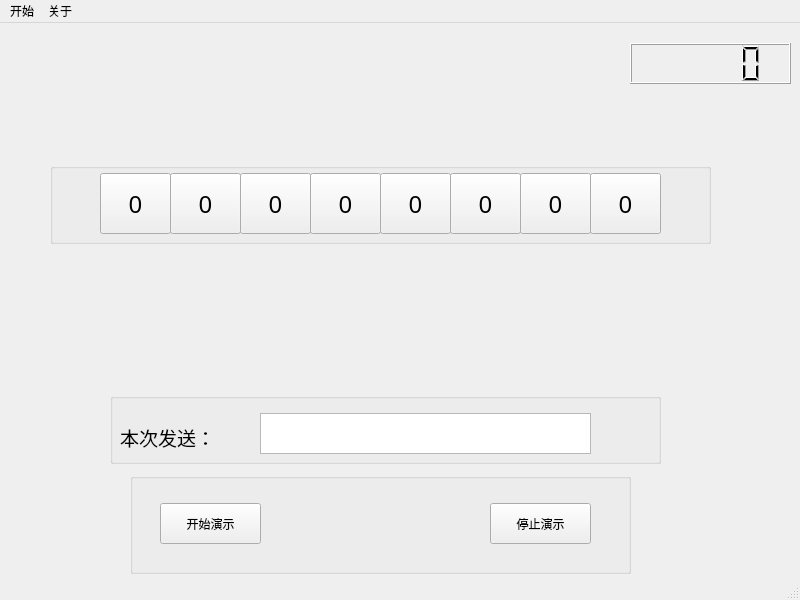
Above: showbitmap.ui from sys2001/BitMap before the change. Below: the same form after it.
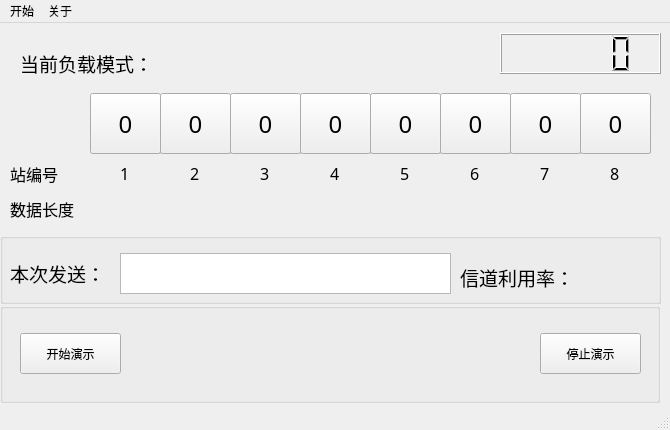
That is the form after the change.

Patch:
```diff
--- a/showbitmap.ui
+++ b/showbitmap.ui
@@ -6,8 +6,8 @@
    <rect>
     <x>0</x>
     <y>0</y>
-    <width>800</width>
-    <height>600</height>
+    <width>670</width>
+    <height>430</height>
    </rect>
   </property>
   <property name="windowTitle">
@@ -17,10 +17,10 @@
    <widget class="QGroupBox" name="StationArray">
     <property name="geometry">
      <rect>
-      <x>50</x>
-      <y>140</y>
-      <width>661</width>
-      <height>81</height>
+      <x>90</x>
+      <y>70</y>
+      <width>561</width>
+      <height>61</height>
      </rect>
     </property>
     <property name="font">
@@ -35,8 +35,8 @@
     <widget class="QPushButton" name="station4">
      <property name="geometry">
       <rect>
-       <x>260</x>
-       <y>10</y>
+       <x>210</x>
+       <y>0</y>
        <width>71</width>
        <height>61</height>
       </rect>
@@ -48,8 +48,8 @@
     <widget class="QPushButton" name="station6">
      <property name="geometry">
       <rect>
-       <x>400</x>
-       <y>10</y>
+       <x>350</x>
+       <y>0</y>
        <width>71</width>
        <height>61</height>
       </rect>
@@ -61,8 +61,8 @@
     <widget class="QPushButton" name="station7">
      <property name="geometry">
       <rect>
-       <x>470</x>
-       <y>10</y>
+       <x>420</x>
+       <y>0</y>
        <width>71</width>
        <height>61</height>
       </rect>
@@ -74,8 +74,8 @@
     <widget class="QPushButton" name="station1">
      <property name="geometry">
       <rect>
-       <x>50</x>
-       <y>10</y>
+       <x>0</x>
+       <y>0</y>
        <width>71</width>
        <height>61</height>
       </rect>
@@ -87,8 +87,8 @@
     <widget class="QPushButton" name="station3">
      <property name="geometry">
       <rect>
-       <x>190</x>
-       <y>10</y>
+       <x>140</x>
+       <y>0</y>
        <width>71</width>
        <height>61</height>
       </rect>
@@ -100,8 +100,8 @@
     <widget class="QPushButton" name="station8">
      <property name="geometry">
       <rect>
-       <x>540</x>
-       <y>10</y>
+       <x>490</x>
+       <y>0</y>
        <width>71</width>
        <height>61</height>
       </rect>
@@ -113,8 +113,8 @@
     <widget class="QPushButton" name="station2">
      <property name="geometry">
       <rect>
-       <x>120</x>
-       <y>10</y>
+       <x>70</x>
+       <y>0</y>
        <width>71</width>
        <height>61</height>
       </rect>
@@ -135,8 +135,8 @@
     <widget class="QPushButton" name="station5">
      <property name="geometry">
       <rect>
-       <x>330</x>
-       <y>10</y>
+       <x>280</x>
+       <y>0</y>
        <width>71</width>
        <height>61</height>
       </rect>
@@ -149,10 +149,10 @@
    <widget class="QGroupBox" name="option">
     <property name="geometry">
      <rect>
-      <x>130</x>
-      <y>450</y>
-      <width>501</width>
-      <height>101</height>
+      <x>0</x>
+      <y>280</y>
+      <width>660</width>
+      <height>100</height>
      </rect>
     </property>
     <property name="title">
@@ -161,7 +161,7 @@
     <widget class="QPushButton" name="begin">
      <property name="geometry">
       <rect>
-       <x>30</x>
+       <x>20</x>
        <y>30</y>
        <width>101</width>
        <height>41</height>
@@ -174,7 +174,7 @@
     <widget class="QPushButton" name="end">
      <property name="geometry">
       <rect>
-       <x>360</x>
+       <x>540</x>
        <y>30</y>
        <width>101</width>
        <height>41</height>
@@ -184,31 +184,31 @@
       <string>停止演示</string>
      </property>
     </widget>
-   </widget>
-   <widget class="QLabel" name="title">
-    <property name="geometry">
-     <rect>
-      <x>230</x>
-      <y>10</y>
-      <width>281</width>
-      <height>41</height>
-     </rect>
-    </property>
-    <property name="font">
-     <font>
-      <family>宋体</family>
-      <pointsize>26</pointsize>
-     </font>
-    </property>
-    <property name="text">
-     <string/>
-    </property>
+    <widget class="QLabel" name="Tips">
+     <property name="geometry">
+      <rect>
+       <x>140</x>
+       <y>30</y>
+       <width>381</width>
+       <height>41</height>
+      </rect>
+     </property>
+     <property name="font">
+      <font>
+       <family>宋体</family>
+       <pointsize>26</pointsize>
+      </font>
+     </property>
+     <property name="text">
+      <string/>
+     </property>
+    </widget>
    </widget>
    <widget class="QLCDNumber" name="CLOCK">
     <property name="geometry">
      <rect>
-      <x>630</x>
-      <y>20</y>
+      <x>500</x>
+      <y>10</y>
       <width>161</width>
       <height>41</height>
      </rect>
@@ -217,9 +217,9 @@
    <widget class="QGroupBox" name="result">
     <property name="geometry">
      <rect>
-      <x>110</x>
-      <y>370</y>
-      <width>551</width>
+      <x>0</x>
+      <y>210</y>
+      <width>661</width>
       <height>71</height>
      </rect>
     </property>
@@ -230,7 +230,7 @@
      <property name="geometry">
       <rect>
        <x>10</x>
-       <y>34</y>
+       <y>30</y>
        <width>141</width>
        <height>21</height>
       </rect>
@@ -248,34 +248,394 @@
     <widget class="QTextBrowser" name="sendstation">
      <property name="geometry">
       <rect>
-       <x>150</x>
+       <x>120</x>
        <y>20</y>
        <width>331</width>
        <height>41</height>
       </rect>
      </property>
     </widget>
+    <widget class="QLabel" name="sendlabel_3">
+     <property name="geometry">
+      <rect>
+       <x>460</x>
+       <y>34</y>
+       <width>141</width>
+       <height>21</height>
+      </rect>
+     </property>
+     <property name="font">
+      <font>
+       <family>宋体</family>
+       <pointsize>14</pointsize>
+      </font>
+     </property>
+     <property name="text">
+      <string>信道利用率：</string>
+     </property>
+    </widget>
+    <widget class="QLabel" name="rate">
+     <property name="geometry">
+      <rect>
+       <x>570</x>
+       <y>20</y>
+       <width>71</width>
+       <height>41</height>
+      </rect>
+     </property>
+     <property name="font">
+      <font>
+       <family>宋体</family>
+       <pointsize>14</pointsize>
+      </font>
+     </property>
+     <property name="text">
+      <string/>
+     </property>
+    </widget>
    </widget>
-   <widget class="QLabel" name="Tips">
+   <widget class="QLabel" name="label">
+    <property name="geometry">
+     <rect>
+      <x>10</x>
+      <y>140</y>
+      <width>61</width>
+      <height>21</height>
+     </rect>
+    </property>
+    <property name="font">
+     <font>
+      <family>Adobe Devanagari</family>
+      <pointsize>12</pointsize>
+     </font>
+    </property>
+    <property name="text">
+     <string>站编号</string>
+    </property>
+   </widget>
+   <widget class="QLabel" name="label_2">
+    <property name="geometry">
+     <rect>
+      <x>10</x>
+      <y>160</y>
+      <width>91</width>
+      <height>51</height>
+     </rect>
+    </property>
+    <property name="font">
+     <font>
+      <family>Adobe Devanagari</family>
+      <pointsize>12</pointsize>
+     </font>
+    </property>
+    <property name="text">
+     <string>数据长度</string>
+    </property>
+   </widget>
+   <widget class="QLabel" name="sendlabel_2">
+    <property name="geometry">
+     <rect>
+      <x>20</x>
+      <y>30</y>
+      <width>181</width>
+      <height>21</height>
+     </rect>
+    </property>
+    <property name="font">
+     <font>
+      <family>宋体</family>
+      <pointsize>14</pointsize>
+     </font>
+    </property>
+    <property name="text">
+     <string>当前负载模式：</string>
+    </property>
+   </widget>
+   <widget class="QLabel" name="title">
+    <property name="geometry">
+     <rect>
+      <x>160</x>
+      <y>20</y>
+      <width>281</width>
+      <height>41</height>
+     </rect>
+    </property>
+    <property name="font">
+     <font>
+      <family>宋体</family>
+      <pointsize>26</pointsize>
+     </font>
+    </property>
+    <property name="text">
+     <string/>
+    </property>
+   </widget>
+   <widget class="QLabel" name="len_5">
+    <property name="geometry">
+     <rect>
+      <x>390</x>
+      <y>172</y>
+      <width>31</width>
+      <height>20</height>
+     </rect>
+    </property>
+    <property name="text">
+     <string/>
+    </property>
+   </widget>
+   <widget class="QLabel" name="len_4">
+    <property name="geometry">
+     <rect>
+      <x>320</x>
+      <y>172</y>
+      <width>31</width>
+      <height>20</height>
+     </rect>
+    </property>
+    <property name="text">
+     <string/>
+    </property>
+   </widget>
+   <widget class="QLabel" name="len_6">
+    <property name="geometry">
+     <rect>
+      <x>460</x>
+      <y>172</y>
+      <width>31</width>
+      <height>20</height>
+     </rect>
+    </property>
+    <property name="text">
+     <string/>
+    </property>
+   </widget>
+   <widget class="QLabel" name="len_7">
+    <property name="geometry">
+     <rect>
+      <x>530</x>
+      <y>172</y>
+      <width>31</width>
+      <height>20</height>
+     </rect>
+    </property>
+    <property name="text">
+     <string/>
+    </property>
+   </widget>
+   <widget class="QLabel" name="len_8">
+    <property name="geometry">
+     <rect>
+      <x>600</x>
+      <y>172</y>
+      <width>31</width>
+      <height>20</height>
+     </rect>
+    </property>
+    <property name="text">
+     <string/>
+    </property>
+   </widget>
+   <widget class="QLabel" name="len_1">
+    <property name="geometry">
+     <rect>
+      <x>110</x>
+      <y>172</y>
+      <width>31</width>
+      <height>21</height>
+     </rect>
+    </property>
+    <property name="text">
+     <string/>
+    </property>
+    <property name="margin">
+     <number>0</number>
+    </property>
+   </widget>
+   <widget class="QLabel" name="len_3">
+    <property name="geometry">
+     <rect>
+      <x>250</x>
+      <y>172</y>
+      <width>31</width>
+      <height>20</height>
+     </rect>
+    </property>
+    <property name="text">
+     <string/>
+    </property>
+   </widget>
+   <widget class="QLabel" name="len_2">
     <property name="geometry">
      <rect>
       <x>180</x>
-      <y>270</y>
-      <width>501</width>
-      <height>61</height>
+      <y>172</y>
+      <width>31</width>
+      <height>20</height>
      </rect>
     </property>
     <property name="text">
      <string/>
     </property>
    </widget>
+   <widget class="QLabel" name="label_3">
+    <property name="geometry">
+     <rect>
+      <x>120</x>
+      <y>140</y>
+      <width>16</width>
+      <height>21</height>
+     </rect>
+    </property>
+    <property name="font">
+     <font>
+      <family>Adobe Devanagari</family>
+      <pointsize>12</pointsize>
+     </font>
+    </property>
+    <property name="text">
+     <string>1</string>
+    </property>
+   </widget>
+   <widget class="QLabel" name="label_4">
+    <property name="geometry">
+     <rect>
+      <x>190</x>
+      <y>140</y>
+      <width>16</width>
+      <height>21</height>
+     </rect>
+    </property>
+    <property name="font">
+     <font>
+      <family>Adobe Devanagari</family>
+      <pointsize>12</pointsize>
+     </font>
+    </property>
+    <property name="text">
+     <string>2</string>
+    </property>
+   </widget>
+   <widget class="QLabel" name="label_5">
+    <property name="geometry">
+     <rect>
+      <x>260</x>
+      <y>140</y>
+      <width>16</width>
+      <height>21</height>
+     </rect>
+    </property>
+    <property name="font">
+     <font>
+      <family>Adobe Devanagari</family>
+      <pointsize>12</pointsize>
+     </font>
+    </property>
+    <property name="text">
+     <string>3</string>
+    </property>
+   </widget>
+   <widget class="QLabel" name="label_6">
+    <property name="geometry">
+     <rect>
+      <x>330</x>
+      <y>140</y>
+      <width>16</width>
+      <height>21</height>
+     </rect>
+    </property>
+    <property name="font">
+     <font>
+      <family>Adobe Devanagari</family>
+      <pointsize>12</pointsize>
+     </font>
+    </property>
+    <property name="text">
+     <string>4</string>
+    </property>
+   </widget>
+   <widget class="QLabel" name="label_7">
+    <property name="geometry">
+     <rect>
+      <x>400</x>
+      <y>140</y>
+      <width>16</width>
+      <height>21</height>
+     </rect>
+    </property>
+    <property name="font">
+     <font>
+      <family>Adobe Devanagari</family>
+      <pointsize>12</pointsize>
+     </font>
+    </property>
+    <property name="text">
+     <string>5</string>
+    </property>
+   </widget>
+   <widget class="QLabel" name="label_8">
+    <property name="geometry">
+     <rect>
+      <x>470</x>
+      <y>140</y>
+      <width>16</width>
+      <height>21</height>
+     </rect>
+    </property>
+    <property name="font">
+     <font>
+      <family>Adobe Devanagari</family>
+      <pointsize>12</pointsize>
+     </font>
+    </property>
+    <property name="text">
+     <string>6</string>
+    </property>
+   </widget>
+   <widget class="QLabel" name="label_9">
+    <property name="geometry">
+     <rect>
+      <x>540</x>
+      <y>140</y>
+      <width>16</width>
+      <height>21</height>
+     </rect>
+    </property>
+    <property name="font">
+     <font>
+      <family>Adobe Devanagari</family>
+      <pointsize>12</pointsize>
+     </font>
+    </property>
+    <property name="text">
+     <string>7</string>
+    </property>
+   </widget>
+   <widget class="QLabel" name="label_10">
+    <property name="geometry">
+     <rect>
+      <x>610</x>
+      <y>140</y>
+      <width>16</width>
+      <height>21</height>
+     </rect>
+    </property>
+    <property name="font">
+     <font>
+      <family>Adobe Devanagari</family>
+      <pointsize>12</pointsize>
+     </font>
+    </property>
+    <property name="text">
+     <string>8</string>
+    </property>
+   </widget>
   </widget>
   <widget class="QMenuBar" name="menubar">
    <property name="geometry">
     <rect>
      <x>0</x>
      <y>0</y>
-     <width>800</width>
+     <width>670</width>
      <height>26</height>
     </rect>
    </property>
```
Left out of the diff: 2 changed lines with no effect on the pictures.
